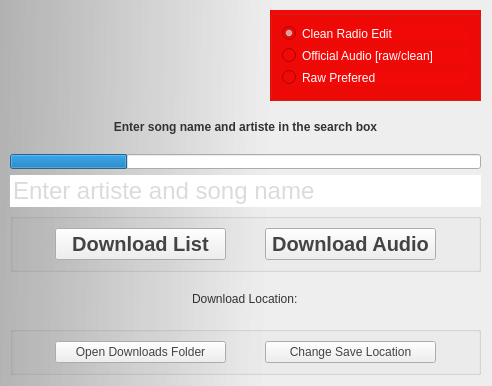
ktappdev/YTDownloader_PYQT5, file MainUiWindow.ui: the form before one commit.
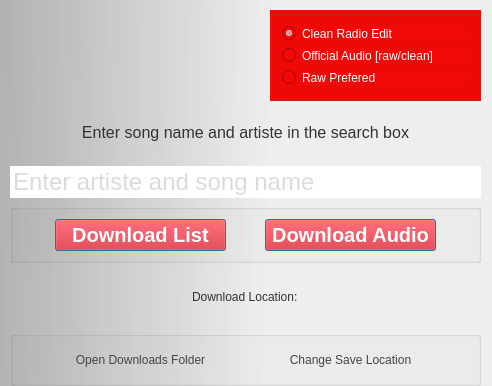
The form after the commit. Icons and pictures are not drawn.

What changed in the file:
```diff
--- a/MainUiWindow.ui
+++ b/MainUiWindow.ui
@@ -35,7 +35,7 @@
       <x>10</x>
       <y>105</y>
       <width>471</width>
-      <height>270</height>
+      <height>281</height>
      </rect>
     </property>
     <layout class="QVBoxLayout" name="verticalLayout">
@@ -44,9 +44,7 @@
        <property name="font">
         <font>
          <family>Arial</family>
-         <weight>75</weight>
-         <italic>false</italic>
-         <bold>true</bold>
+         <pointsize>12</pointsize>
         </font>
        </property>
        <property name="styleSheet">
@@ -66,34 +64,6 @@
        </property>
       </widget>
      </item>
-     <item>
-      <widget class="QProgressBar" name="progressBar">
-       <property name="maximumSize">
-        <size>
-         <width>16777215</width>
-         <height>15</height>
-        </size>
-       </property>
-       <property name="autoFillBackground">
-        <bool>false</bool>
-       </property>
-       <property name="styleSheet">
-        <string notr="true">color: rgb(237, 0, 6);</string>
-       </property>
-       <property name="value">
-        <number>25</number>
-       </property>
-       <property name="alignment">
-        <set>Qt::AlignCenter</set>
-       </property>
-       <property name="textVisible">
-        <bool>false</bool>
-       </property>
-       <property name="invertedAppearance">
-        <bool>false</bool>
-       </property>
-      </widget>
-     </item>
      <item>
       <layout class="QHBoxLayout" name="horizontalLayout_4">
        <item>
@@ -151,13 +121,14 @@
            </font>
           </property>
           <property name="styleSheet">
-           <string notr="true">color: rgb(67, 69, 69);</string>
+           <string notr="true">background-color: rgb(233, 0, 9);
+color: rgb(250, 255, 255);</string>
           </property>
           <property name="text">
            <string>Download List</string>
           </property>
           <property name="default">
-           <bool>false</bool>
+           <bool>true</bool>
           </property>
           <property name="flat">
            <bool>false</bool>
@@ -181,7 +152,8 @@
            </font>
           </property>
           <property name="styleSheet">
-           <string notr="true">color: rgb(67, 69, 69);</string>
+           <string notr="true">color: rgb(255, 255, 255);
+background-color: rgb(233, 0, 9);</string>
           </property>
           <property name="text">
            <string>Download Audio</string>
@@ -190,7 +162,7 @@
            <bool>false</bool>
           </property>
           <property name="default">
-           <bool>false</bool>
+           <bool>true</bool>
           </property>
           <property name="flat">
            <bool>false</bool>
@@ -265,7 +237,7 @@
            <bool>false</bool>
           </property>
           <property name="flat">
-           <bool>false</bool>
+           <bool>true</bool>
           </property>
          </widget>
         </item>
@@ -295,7 +267,7 @@
            <string>Change Save Location</string>
           </property>
           <property name="flat">
-           <bool>false</bool>
+           <bool>true</bool>
           </property>
          </widget>
         </item>
```
